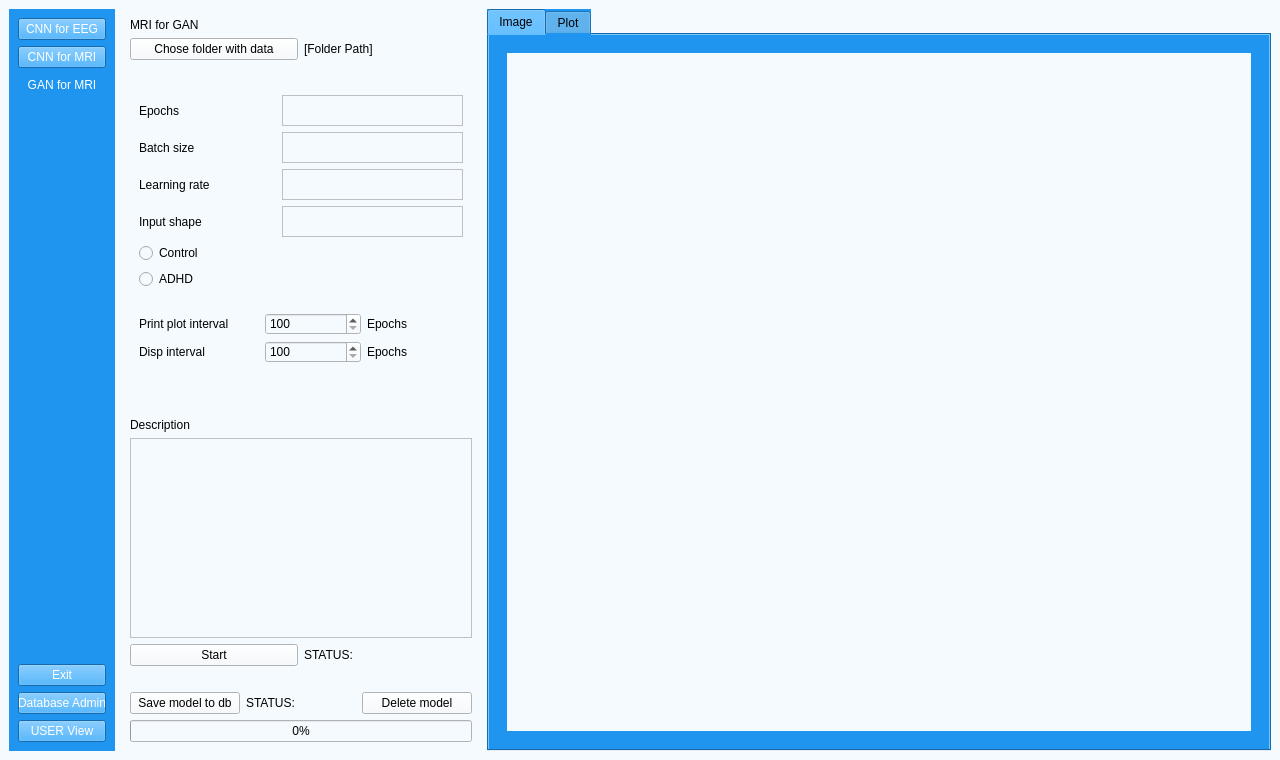
Before: the Qt Designer form UI/aUI_projekt_GAN.ui in matimusial/ADHDPredictorApp, drawn with Qt 5.
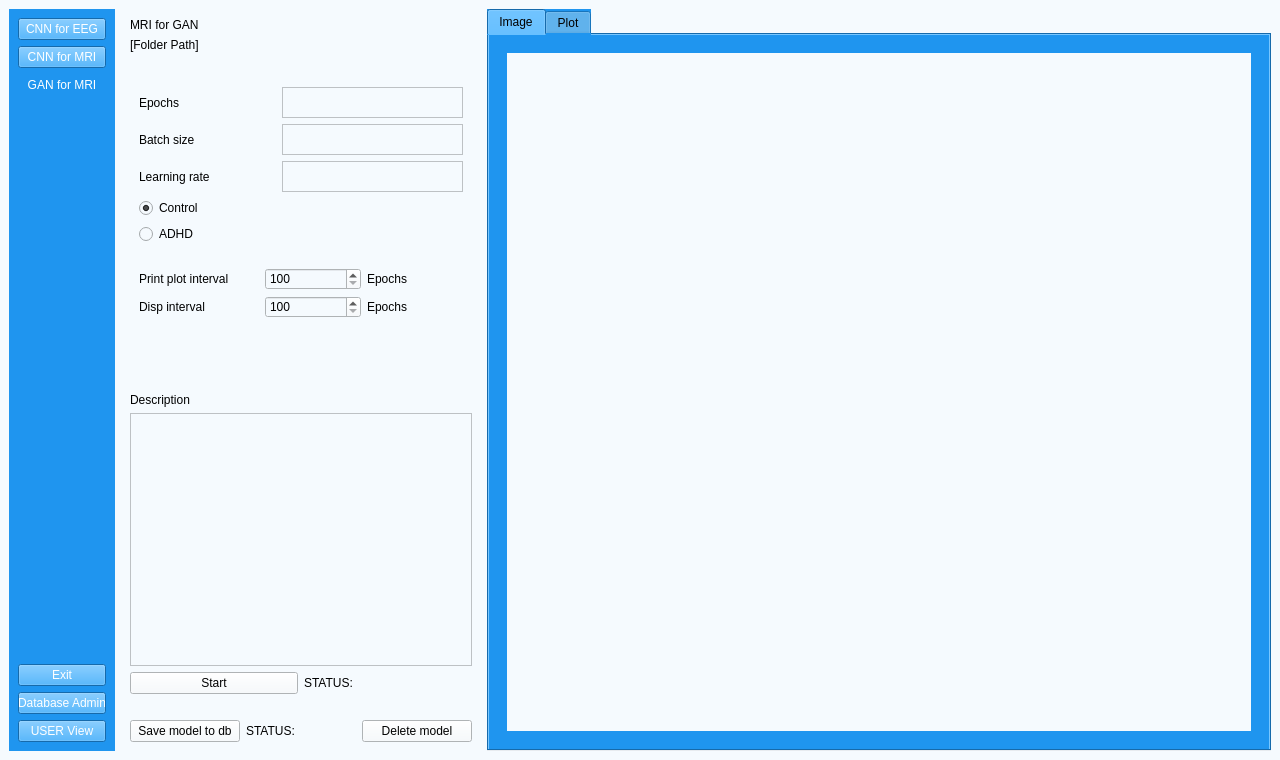
After: the same form once the commit is applied. The open tabs and pages were chosen to show the change. Icons and pictures are not drawn.

Commit message: cos cos

The edit to the form file:
```diff
--- a/UI/aUI_projekt_GAN.ui
+++ b/UI/aUI_projekt_GAN.ui
@@ -169,13 +169,6 @@
             <layout class="QVBoxLayout" name="verticalLayout_9">
              <item>
               <layout class="QHBoxLayout" name="horizontalLayout_10">
-               <item>
-                <widget class="QPushButton" name="folder_explore">
-                 <property name="text">
-                  <string>Chose folder with data</string>
-                 </property>
-                </widget>
-               </item>
                <item>
                 <widget class="QLabel" name="path_label">
                  <property name="text">
@@ -280,38 +273,14 @@
                   </item>
                  </layout>
                 </item>
-                <item>
-                 <layout class="QHBoxLayout" name="horizontalLayout_5">
-                  <item>
-                   <widget class="QLabel" name="frame_size">
-                    <property name="text">
-                     <string>Input shape</string>
-                    </property>
-                   </widget>
-                  </item>
-                  <item>
-                   <widget class="QTextEdit" name="textEdit_input_size">
-                    <property name="minimumSize">
-                     <size>
-                      <width>181</width>
-                      <height>31</height>
-                     </size>
-                    </property>
-                    <property name="maximumSize">
-                     <size>
-                      <width>181</width>
-                      <height>31</height>
-                     </size>
-                    </property>
-                   </widget>
-                  </item>
-                 </layout>
-                </item>
                 <item>
                  <widget class="QRadioButton" name="radioButton_Control">
                   <property name="text">
                    <string>Control</string>
                   </property>
+                  <property name="checked">
+                   <bool>true</bool>
+                  </property>
                  </widget>
                 </item>
                 <item>
@@ -486,13 +455,6 @@
                </item>
               </layout>
              </item>
-             <item>
-              <widget class="QProgressBar" name="progressBar">
-               <property name="value">
-                <number>0</number>
-               </property>
-              </widget>
-             </item>
             </layout>
            </item>
           </layout>
```
Left out of the diff: 2 changed lines with no effect on the pictures. The commit also changes 2 other files.
